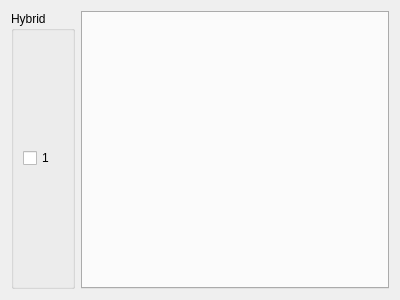
YanzhaoW/vmmsc, file src/hdmi_window.ui: the form before one commit.
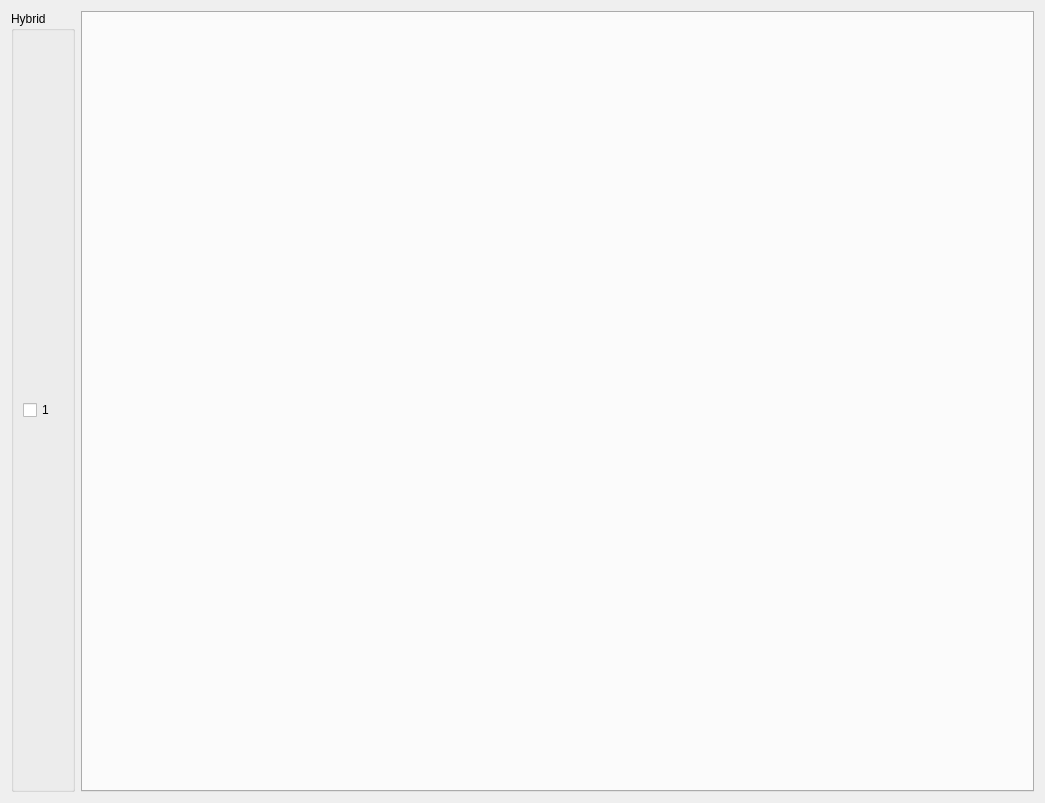
The form after the commit.

What changed in the file:
```diff
--- a/src/hdmi_window.ui
+++ b/src/hdmi_window.ui
@@ -6,15 +6,22 @@
    <rect>
     <x>0</x>
     <y>0</y>
-    <width>400</width>
-    <height>300</height>
+    <width>1045</width>
+    <height>803</height>
    </rect>
   </property>
   <property name="windowTitle">
    <string>Form</string>
   </property>
-  <layout class="QHBoxLayout" name="horizontalLayout">
-   <item>
+  <layout class="QGridLayout" name="gridLayout">
+   <item row="0" column="1">
+    <widget class="QTabWidget" name="tabWidget">
+     <property name="currentIndex">
+      <number>-1</number>
+     </property>
+    </widget>
+   </item>
+   <item row="0" column="0">
     <widget class="QGroupBox" name="groupBox">
      <property name="title">
       <string>Hybrid</string>
@@ -30,13 +37,6 @@
      </layout>
     </widget>
    </item>
-   <item>
-    <widget class="QTabWidget" name="tabWidget">
-     <property name="currentIndex">
-      <number>-1</number>
-     </property>
-    </widget>
-   </item>
   </layout>
  </widget>
  <resources/>
```
